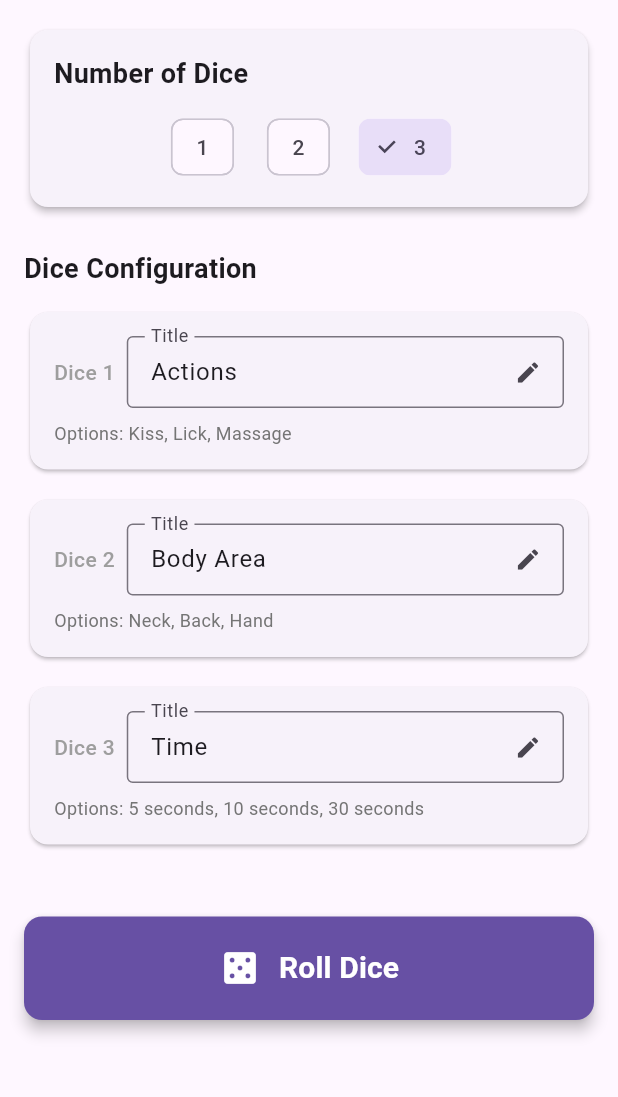
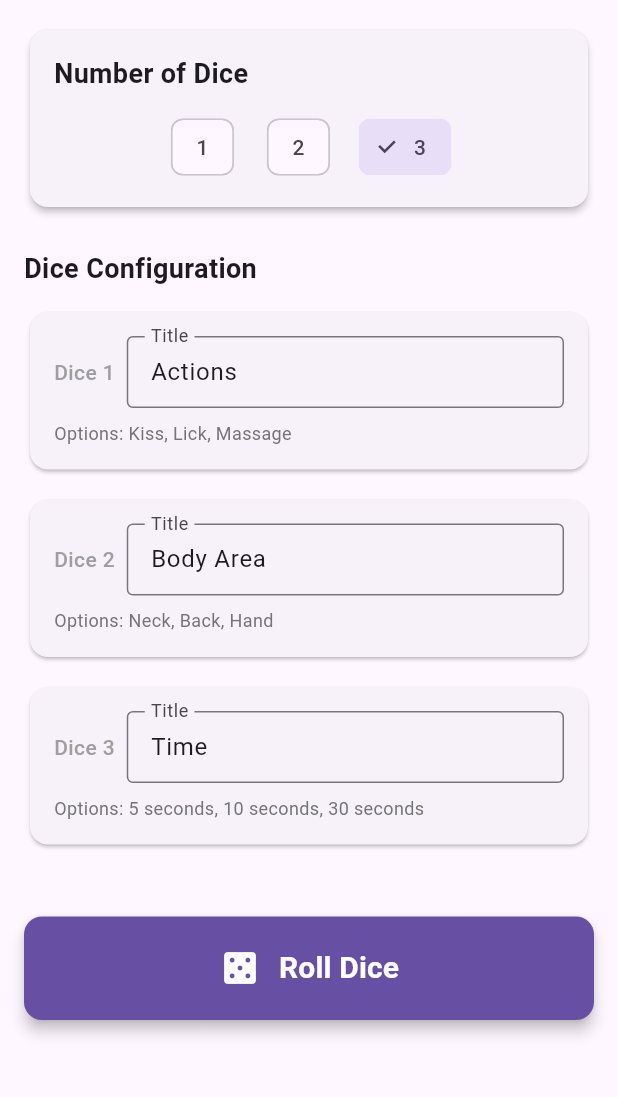
Before and after one commit to sanchse/erotic-dice-app, a Flutter app: the screen it shows after launch, on a phone screen of 412 x 824 dp, the part 84-1181 px from its top. Run offline on Flutter 3.47's test engine with Material 3 defaults, Android fonts, the phone set to English and light mode, and no system bars.

Commit message:
Fix code review issues: optimize Random usage and remove unnecessary IconButton
Co-authored-by: sanchse <7610431+sanchse@users.noreply.github.com>

```diff
--- a/lib/main.dart
+++ b/lib/main.dart
@@ -26,13 +26,13 @@ class EroticDiceApp extends StatelessWidget {
 class Dice {
   String title;
   final List<String> options;
+  static final Random _random = Random();
 
   Dice({required this.title, required this.options});
 
   /// Roll the dice and return a random option
   String roll() {
-    final random = Random();
-    return options[random.nextInt(options.length)];
+    return options[_random.nextInt(options.length)];
   }
 }
 
@@ -220,18 +220,12 @@ class _DiceRollerPageState extends State<DiceRollerPage> {
                 Expanded(
                   child: TextFormField(
                     initialValue: _diceList[index].title,
-                    decoration: InputDecoration(
+                    decoration: const InputDecoration(
                       labelText: 'Title',
-                      border: const OutlineInputBorder(),
-                      contentPadding: const EdgeInsets.symmetric(
+                      border: OutlineInputBorder(),
+                      contentPadding: EdgeInsets.symmetric(
                         horizontal: 12,
                         vertical: 8,
-                      ),
-                      suffixIcon: IconButton(
-                        icon: const Icon(Icons.edit, size: 18),
-                        onPressed: () {
-                          // Title editing is handled by the text field
-                        },
                       ),
                     ),
                     onChanged: (value) => _updateDiceTitle(index, value),
```
Also changed, not shown: 1 other file.
